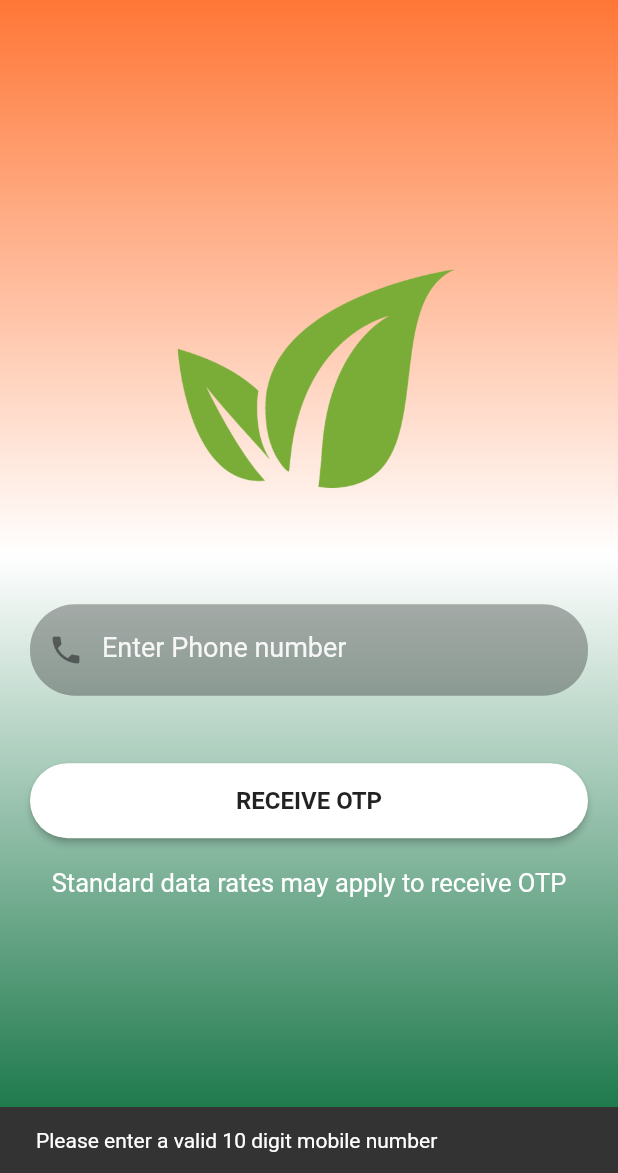
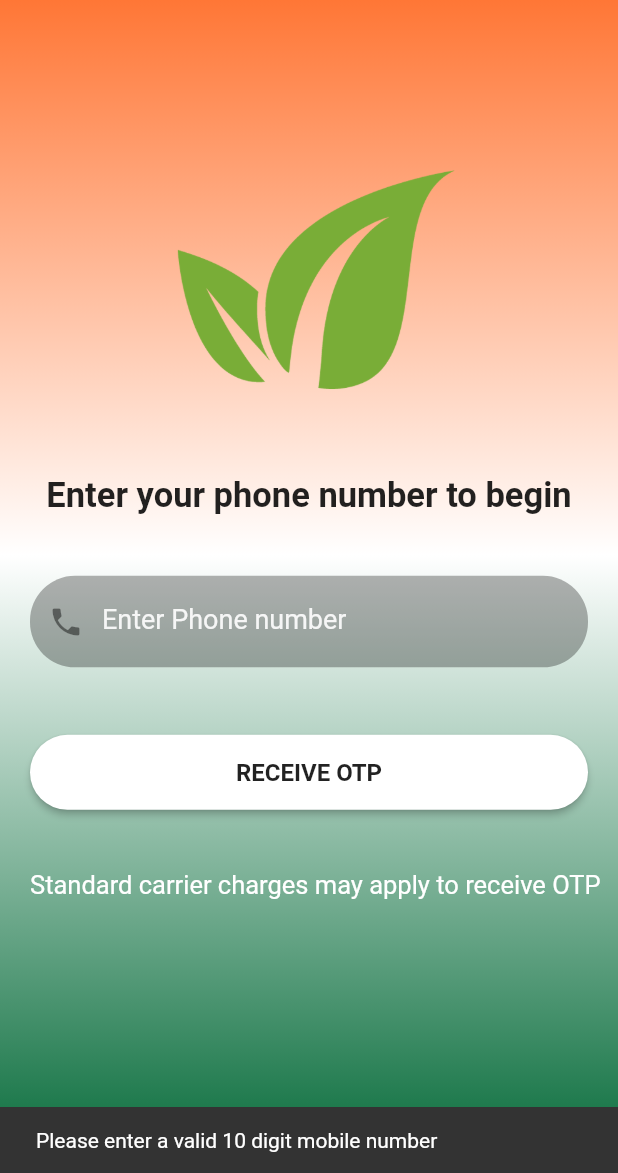
Before and after one commit to Sagar-Wadhwa-726/Agripharm-HackBVP, a Flutter app: the screen it shows after launch, after a tap on "RECEIVE OTP", on a phone screen of 412 x 824 dp, the part 63-1236 px from its top. Run offline on Flutter 3.47's test engine with Material 2 defaults, Android fonts, the phone set to English and light mode, and no system bars; our stand-ins replace firebase_auth, firebase_core, flutter_riverpod, get, image_picker, pinput and 1 more; missing offline and left inert: chat_gpt_sdk; accounts and stored records are empty.

Commit message:
UI changes

```diff
--- a/lib/screens/sign_in_screen.dart
+++ b/lib/screens/sign_in_screen.dart
@@ -15,6 +15,8 @@ class _SignInScreenState extends State<SignInScreen> {
   final TextEditingController _phoneNumberTextController =
       TextEditingController();
 
+  var otpSent = false;
+
   Future<void> signInWithPhoneNumber(String phoneNumber) async {
     FirebaseAuth auth = FirebaseAuth.instance;
 
@@ -25,6 +27,9 @@ class _SignInScreenState extends State<SignInScreen> {
 
         // Function which does something when the code is sent to the phone number
         codeSent: (String verificationId, int? resendToken) async {
+          setState(() {
+            otpSent = true;
+          });
           ScaffoldMessenger.of(context).showSnackBar(SnackBar(
             content: Text("OTP sent successfully"),
           ));
@@ -33,6 +38,9 @@ class _SignInScreenState extends State<SignInScreen> {
             verificationId: verificationId,
             smsCode: smsCode,
           );
+          setState(() {
+            otpSent = false;
+          });
           Get.to(OtpScreen(), arguments: [verificationId]);
           try {
             await auth.signInWithCredential(credential);
@@ -43,11 +51,17 @@ class _SignInScreenState extends State<SignInScreen> {
 
         // function which executes when the verification of phone number is completed
         verificationCompleted: (PhoneAuthCredential credential) async {
+          setState(() {
+            otpSent = true;
+          });
           await auth.signInWithCredential(credential);
         },
 
         // functions which informs user if the verification has failed
         verificationFailed: (FirebaseAuthException error) {
+          setState(() {
+            otpSent = false;
+          });
           {
             ScaffoldMessenger.of(context).showSnackBar(SnackBar(
               content: Text(error.message.toString()),
@@ -57,9 +71,12 @@ class _SignInScreenState extends State<SignInScreen> {
 
         // timeout specified
         codeAutoRetrievalTimeout: (String verificationId) {},
-        timeout: Duration(seconds: 120),
+        timeout: Duration(seconds: 10),
       );
     } on FirebaseAuthException catch (error) {
+      setState(() {
+        otpSent = false;
+      });
       ScaffoldMessenger.of(context).showSnackBar(SnackBar(
         content: Text(error.message.toString()),
       ));
@@ -69,6 +86,9 @@ class _SignInScreenState extends State<SignInScreen> {
   void _userLogin() async {
     String mobile = _phoneNumberTextController.text;
     if (mobile.length != 10) {
+      setState(() {
+        otpSent = false;
+      });
       ScaffoldMessenger.of(context).showSnackBar(SnackBar(
           content: Text("Please enter a valid 10 digit mobile number")));
     } else {
@@ -108,7 +128,7 @@ class _SignInScreenState extends State<SignInScreen> {
         child: SingleChildScrollView(
           child: Padding(
             padding: EdgeInsets.fromLTRB(
-                20, MediaQuery.of(context).size.height * 0.2, 20, 0),
+                20, MediaQuery.of(context).size.height * 0.12, 20, 0),
             child: Column(
               children: <Widget>[
                 Image(
@@ -116,18 +136,31 @@ class _SignInScreenState extends State<SignInScreen> {
                   height: 250,
                   width: 250,
                 ),
-                const SizedBox(height: 30),
+                const SizedBox(height: 10),
+                Text(
+                  "Enter your phone number to begin",
+                  style: TextStyle(fontWeight: FontWeight.bold, fontSize: 23),
+                ),
+                const SizedBox(height: 40),
                 reusableTextField("Enter Phone number", Icons.phone, false,
                     _phoneNumberTextController),
                 const SizedBox(height: 35),
-                generalButton(context, () {
-                  _userLogin();
-                }, "RECEIVE OTP"),
+                otpSent == false
+                    ? generalButton(context, () {
+                        setState(() {
+                          otpSent = true;
+                        });
+                        _userLogin();
+                      }, "RECEIVE OTP")
+                    : CircularProgressIndicator(
+                        color: Colors.black,
+                      ),
+                SizedBox(height: 20),
                 Row(
                   mainAxisAlignment: MainAxisAlignment.center,
                   children: [
                     const Text(
-                      "Standard data rates may apply to receive OTP",
+                      "Standard carrier charges may apply to receive OTP",
                       style: TextStyle(color: Colors.white, fontSize: 17),
                     ),
                   ],
--- a/lib/services/ai_handler.dart
+++ b/lib/services/ai_handler.dart
@@ -4,7 +4,7 @@ import 'package:chat_gpt_sdk/chat_gpt_sdk.dart';
 class AIHandler {
   final _openAI = OpenAI.instance.build(
     // api key from open AI
-    token: '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',
+    token: '<YOUR-CHAT-GPT-API-KEY-HERE>',
 
     // basic information
     baseOption: HttpSetup(
```
Also changed, not shown: lib/screens/otp_screen.dart (+23 -4 lines).
